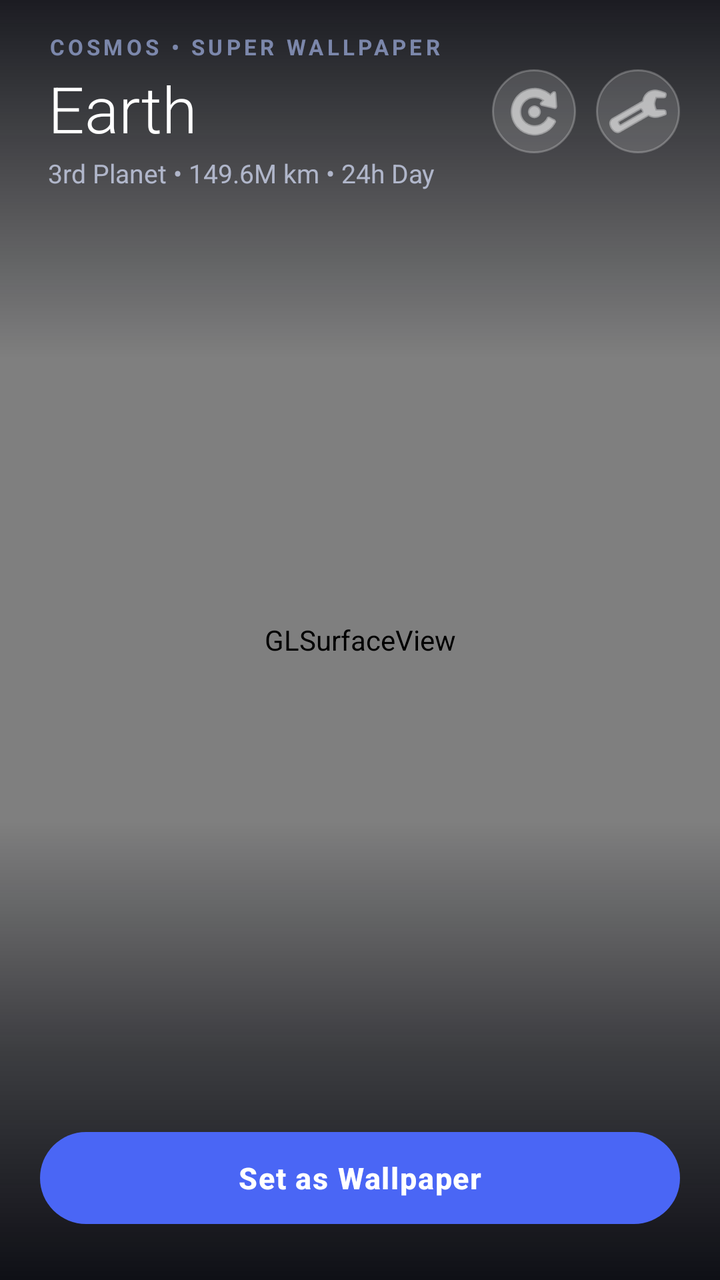
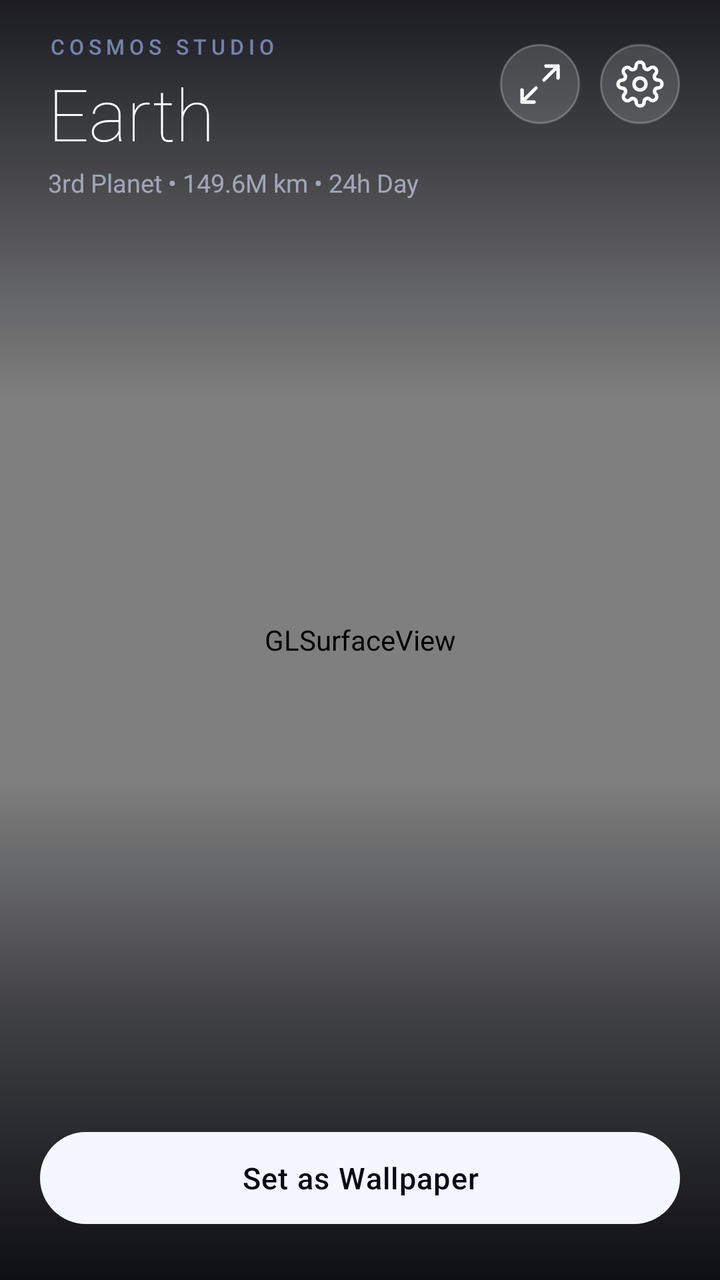

Compare the two renders of this Android layout. The source of the first and the diff that turns it into the second are given below.
<!-- AndroidManifest.xml: activity theme Theme.SolarSystem -->
<!-- res/layout/activity_main.xml -->
<?xml version="1.0" encoding="utf-8"?>
<androidx.constraintlayout.widget.ConstraintLayout
    xmlns:android="http://schemas.android.com/apk/res/android"
    xmlns:app="http://schemas.android.com/apk/res-auto"
    android:layout_width="match_parent"
    android:layout_height="match_parent"
    android:background="#FF02030A">

    <android.opengl.GLSurfaceView
        android:id="@+id/glPreviewView"
        android:layout_width="match_parent"
        android:layout_height="match_parent" />

    
    <View
        android:layout_width="match_parent"
        android:layout_height="180dp"
        android:background="@drawable/bg_top_scrim"
        app:layout_constraintTop_toTopOf="parent" />

    
    <LinearLayout
        android:id="@+id/topBar"
        android:layout_width="match_parent"
        android:layout_height="wrap_content"
        android:orientation="horizontal"
        android:gravity="center_vertical"
        android:paddingStart="24dp"
        android:paddingEnd="20dp"
        android:paddingTop="16dp"
        android:paddingBottom="12dp"
        app:layout_constraintTop_toTopOf="parent">

        <LinearLayout
            android:layout_width="0dp"
            android:layout_height="wrap_content"
            android:layout_weight="1"
            android:orientation="vertical">

            <TextView
                android:layout_width="wrap_content"
                android:layout_height="wrap_content"
                android:text="COSMOS • SUPER WALLPAPER"
                android:textSize="11sp"
                android:letterSpacing="0.16"
                android:textColor="#99B4C6FF"
                android:textStyle="bold" />

            <TextView
                android:id="@+id/tvPlanetTitle"
                android:layout_width="wrap_content"
                android:layout_height="wrap_content"
                android:text="Earth"
                android:textSize="32sp"
                android:fontFamily="sans-serif-light"
                android:textColor="#FFFFFFFF"
                android:layout_marginTop="2dp" />

            <TextView
                android:id="@+id/tvPlanetSubtitle"
                android:layout_width="wrap_content"
                android:layout_height="wrap_content"
                android:text="3rd Planet • 149.6M km • 24h Day"
                android:textSize="13sp"
                android:textColor="#B3DCE4FF"
                android:layout_marginTop="2dp" />

        </LinearLayout>

        <ImageButton
            android:id="@+id/btnReplayZoom"
            android:layout_width="42dp"
            android:layout_height="42dp"
            android:background="@drawable/bg_glass_circle"
            android:src="@android:drawable/ic_menu_rotate"
            android:contentDescription="Replay Zoom"
            app:tint="#FFFFFFFF"
            android:padding="10dp"
            android:layout_marginEnd="10dp" />

        <ImageButton
            android:id="@+id/btnSettings"
            android:layout_width="42dp"
            android:layout_height="42dp"
            android:background="@drawable/bg_glass_circle"
            android:src="@android:drawable/ic_menu_preferences"
            android:contentDescription="@string/open_settings"
            app:tint="#FFFFFFFF"
            android:padding="10dp" />

    </LinearLayout>

    
    <View
        android:layout_width="match_parent"
        android:layout_height="230dp"
        android:background="@drawable/bg_bottom_scrim"
        app:layout_constraintBottom_toBottomOf="parent" />

    
    <LinearLayout
        android:id="@+id/bottomBar"
        android:layout_width="match_parent"
        android:layout_height="wrap_content"
        android:orientation="vertical"
        android:paddingStart="20dp"
        android:paddingEnd="20dp"
        android:paddingTop="12dp"
        android:paddingBottom="24dp"
        app:layout_constraintBottom_toBottomOf="parent">

        <HorizontalScrollView
            android:layout_width="match_parent"
            android:layout_height="wrap_content"
            android:scrollbars="none"
            android:clipToPadding="false"
            android:layout_marginBottom="16dp">

            <com.google.android.material.chip.ChipGroup
                android:id="@+id/chipGroupPlanets"
                android:layout_width="wrap_content"
                android:layout_height="wrap_content"
                app:singleSelection="true"
                app:selectionRequired="true"
                app:singleLine="true"
                app:chipSpacingHorizontal="8dp" />

        </HorizontalScrollView>

        <com.google.android.material.button.MaterialButton
            android:id="@+id/btnSetWallpaper"
            android:layout_width="match_parent"
            android:layout_height="54dp"
            android:text="@string/set_wallpaper"
            android:textSize="15sp"
            android:textStyle="bold"
            android:letterSpacing="0.04"
            android:textColor="#FFFFFFFF"
            app:backgroundTint="#FF4A66F5"
            app:cornerRadius="27dp"
            app:elevation="6dp" />

    </LinearLayout>

</androidx.constraintlayout.widget.ConstraintLayout>
<!-- resources referenced by this layout -->
<resources>
  <!-- drawable bg_bottom_scrim (drawable) -->
  <?xml version="1.0" encoding="utf-8"?>
  <shape xmlns:android="http://schemas.android.com/apk/res/android">
      <gradient
          android:angle="90"
          android:startColor="#E602030A"
          android:centerColor="#8802030A"
          android:endColor="#0002030A" />
  </shape>
  <!-- drawable bg_glass_circle (drawable) -->
  <?xml version="1.0" encoding="utf-8"?>
  <shape xmlns:android="http://schemas.android.com/apk/res/android"
      android:shape="oval">
      <solid android:color="#26FFFFFF" />
      <stroke
          android:width="1dp"
          android:color="#3DFFFFFF" />
  </shape>
  <!-- drawable bg_top_scrim (drawable) -->
  <?xml version="1.0" encoding="utf-8"?>
  <shape xmlns:android="http://schemas.android.com/apk/res/android">
      <gradient
          android:angle="270"
          android:startColor="#CC02030A"
          android:centerColor="#6602030A"
          android:endColor="#0002030A" />
  </shape>
  <string name="open_settings">Settings</string>
  <string name="set_wallpaper">Set as Wallpaper</string>
  <style name="Theme.SolarSystem" parent="Theme.Material3.Dark.NoActionBar">
          <item name="colorPrimary">#FF5C7CFA</item>
          <item name="colorOnPrimary">#FFFFFFFF</item>
          <item name="colorSecondary">#FF38BDF8</item>
          <item name="colorOnSecondary">#FF000000</item>
          <item name="android:windowBackground">#FF03050C</item>
          <item name="android:statusBarColor">@android:color/transparent</item>
          <item name="android:navigationBarColor">@android:color/transparent</item>
          <item name="android:windowLightStatusBar">false</item>
      </style>
</resources>

<!-- the commit's change to res/layout/activity_main.xml (unified diff, before → after) -->
@@ -11,20 +11,18 @@
         android:layout_width="match_parent"
         android:layout_height="match_parent" />
 
-    
     <View
         android:layout_width="match_parent"
-        android:layout_height="180dp"
+        android:layout_height="200dp"
         android:background="@drawable/bg_top_scrim"
         app:layout_constraintTop_toTopOf="parent" />
 
-    
     <LinearLayout
         android:id="@+id/topBar"
         android:layout_width="match_parent"
         android:layout_height="wrap_content"
         android:orientation="horizontal"
-        android:gravity="center_vertical"
+        android:gravity="top"
         android:paddingStart="24dp"
         android:paddingEnd="20dp"
         android:paddingTop="16dp"
@@ -40,19 +38,19 @@
             <TextView
                 android:layout_width="wrap_content"
                 android:layout_height="wrap_content"
-                android:text="COSMOS • SUPER WALLPAPER"
-                android:textSize="11sp"
-                android:letterSpacing="0.16"
-                android:textColor="#99B4C6FF"
-                android:textStyle="bold" />
+                android:text="COSMOS STUDIO"
+                android:textSize="10.5sp"
+                android:letterSpacing="0.22"
+                android:textColor="#99A8C0FF"
+                android:fontFamily="sans-serif-medium" />
 
             <TextView
                 android:id="@+id/tvPlanetTitle"
                 android:layout_width="wrap_content"
                 android:layout_height="wrap_content"
                 android:text="Earth"
-                android:textSize="32sp"
-                android:fontFamily="sans-serif-light"
+                android:textSize="36sp"
+                android:fontFamily="sans-serif-thin"
                 android:textColor="#FFFFFFFF"
                 android:layout_marginTop="2dp" />
 
@@ -61,43 +59,47 @@
                 android:layout_width="wrap_content"
                 android:layout_height="wrap_content"
                 android:text="3rd Planet • 149.6M km • 24h Day"
-                android:textSize="13sp"
-                android:textColor="#B3DCE4FF"
+                android:textSize="12.5sp"
+                android:textColor="#99DCE4FF"
                 android:layout_marginTop="2dp" />
 
         </LinearLayout>
 
-        <ImageButton
-            android:id="@+id/btnReplayZoom"
-            android:layout_width="42dp"
-            android:layout_height="42dp"
-            android:background="@drawable/bg_glass_circle"
-            android:src="@android:drawable/ic_menu_rotate"
-            android:contentDescription="Replay Zoom"
-            app:tint="#FFFFFFFF"
-            android:padding="10dp"
-            android:layout_marginEnd="10dp" />
+        <LinearLayout
+            android:layout_width="wrap_content"
+            android:layout_height="wrap_content"
+            android:orientation="horizontal"
+            android:layout_marginTop="6dp">
 
-        <ImageButton
-            android:id="@+id/btnSettings"
-            android:layout_width="42dp"
-            android:layout_height="42dp"
-            android:background="@drawable/bg_glass_circle"
-            android:src="@android:drawable/ic_menu_preferences"
-            android:contentDescription="@string/open_settings"
-            app:tint="#FFFFFFFF"
-            android:padding="10dp" />
+            <ImageButton
+                android:id="@+id/btnReplayZoom"
+                android:layout_width="40dp"
+                android:layout_height="40dp"
+                android:background="@drawable/bg_glass_circle"
+                android:src="@drawable/ic_zoom_sparkle"
+                android:contentDescription="Replay Unlock Zoom"
+                android:padding="10dp"
+                android:layout_marginEnd="10dp" />
+
+            <ImageButton
+                android:id="@+id/btnSettings"
+                android:layout_width="40dp"
+                android:layout_height="40dp"
+                android:background="@drawable/bg_glass_circle"
+                android:src="@drawable/ic_settings_gear"
+                android:contentDescription="@string/open_settings"
+                android:padding="10dp" />
+
+        </LinearLayout>
 
     </LinearLayout>
 
-    
     <View
         android:layout_width="match_parent"
-        android:layout_height="230dp"
+        android:layout_height="250dp"
         android:background="@drawable/bg_bottom_scrim"
         app:layout_constraintBottom_toBottomOf="parent" />
 
-    
     <LinearLayout
         android:id="@+id/bottomBar"
         android:layout_width="match_parent"
@@ -114,16 +116,13 @@
             android:layout_height="wrap_content"
             android:scrollbars="none"
             android:clipToPadding="false"
-            android:layout_marginBottom="16dp">
+            android:layout_marginBottom="18dp">
 
-            <com.google.android.material.chip.ChipGroup
-                android:id="@+id/chipGroupPlanets"
+            <LinearLayout
+                android:id="@+id/planetCardContainer"
                 android:layout_width="wrap_content"
                 android:layout_height="wrap_content"
-                app:singleSelection="true"
-                app:selectionRequired="true"
-                app:singleLine="true"
-                app:chipSpacingHorizontal="8dp" />
+                android:orientation="horizontal" />
 
         </HorizontalScrollView>
 
@@ -133,12 +132,12 @@
             android:layout_height="54dp"
             android:text="@string/set_wallpaper"
             android:textSize="15sp"
-            android:textStyle="bold"
-            android:letterSpacing="0.04"
-            android:textColor="#FFFFFFFF"
-            app:backgroundTint="#FF4A66F5"
+            android:fontFamily="sans-serif-medium"
+            android:letterSpacing="0.03"
+            android:textColor="#FF070A16"
+            app:backgroundTint="#FFF4F7FF"
             app:cornerRadius="27dp"
-            app:elevation="6dp" />
+            app:elevation="8dp" />
 
     </LinearLayout>
 
<!-- resource entries referenced after the edit -->
@@ -27,6 +27,41 @@
           android:centerColor="#6602030A"
           android:endColor="#0002030A" />
   </shape>
+  <!-- drawable ic_settings_gear (drawable) -->
+  <vector xmlns:android="http://schemas.android.com/apk/res/android"
+      android:width="24dp"
+      android:height="24dp"
+      android:viewportWidth="24"
+      android:viewportHeight="24">
+      <path
+          android:fillColor="#00000000"
+          android:strokeColor="#FFFFFFFF"
+          android:strokeWidth="1.75"
+          android:strokeLineCap="round"
+          android:strokeLineJoin="round"
+          android:pathData="M12,15A3,3 0 1,0 12,9A3,3 0 1,0 12,15Z" />
+      <path
+          android:fillColor="#00000000"
+          android:strokeColor="#FFFFFFFF"
+          android:strokeWidth="1.75"
+          android:strokeLineCap="round"
+          android:strokeLineJoin="round"
+          android:pathData="M19.4,15a1.65,1.65 0 0,0 0.33,1.82l0.06,0.06a2,2 0 0,1 -2.83,2.83l-0.06,-0.06a1.65,1.65 0 0,0 -1.82,-0.33 1.65,1.65 0 0,0 -1,1.51V21a2,2 0 0,1 -4,0v-0.09A1.65,1.65 0 0,0 9,19.4a1.65,1.65 0 0,0 -1.82,0.33l-0.06,0.06a2,2 0 0,1 -2.83,-2.83l0.06,-0.06a1.65,1.65 0 0,0 0.33,-1.82 1.65,1.65 0 0,0 -1.51,-1H3a2,2 0 0,1 0,-4h0.09A1.65,1.65 0 0,0 4.6,9a1.65,1.65 0 0,0 -0.33,-1.82l-0.06,-0.06a2,2 0 0,1 2.83,-2.83l0.06,0.06a1.65,1.65 0 0,0 1.82,0.33H9a1.65,1.65 0 0,0 1,-1.51V3a2,2 0 0,1 4,0v0.09a1.65,1.65 0 0,0 1,1.51 1.65,1.65 0 0,0 1.82,-0.33l0.06,-0.06a2,2 0 0,1 2.83,2.83l-0.06,0.06a1.65,1.65 0 0,0 -0.33,1.82V9a1.65,1.65 0 0,0 1.51,1H21a2,2 0 0,1 0,4h-0.09a1.65,1.65 0 0,0 -1.51,1Z" />
+  </vector>
+  <!-- drawable ic_zoom_sparkle (drawable) -->
+  <vector xmlns:android="http://schemas.android.com/apk/res/android"
+      android:width="24dp"
+      android:height="24dp"
+      android:viewportWidth="24"
+      android:viewportHeight="24">
+      <path
+          android:fillColor="#00000000"
+          android:strokeColor="#FFFFFFFF"
+          android:strokeWidth="1.75"
+          android:strokeLineCap="round"
+          android:strokeLineJoin="round"
+          android:pathData="M15,3h6v6M9,21H3v-6M21,3l-7,7M3,21l7,-7" />
+  </vector>
   <string name="open_settings">Settings</string>
   <string name="set_wallpaper">Set as Wallpaper</string>
   <style name="Theme.SolarSystem" parent="Theme.Material3.Dark.NoActionBar">
